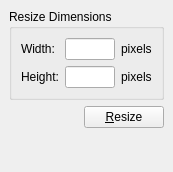
tari/seam-carving-gui, file resizewidget.ui: the form before one commit.
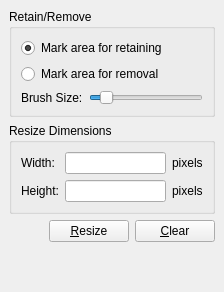
The form after the commit.

The edit to the form file:
```diff
--- a/resizewidget.ui
+++ b/resizewidget.ui
@@ -5,14 +5,14 @@
    <rect>
     <x>0</x>
     <y>0</y>
-    <width>173</width>
-    <height>172</height>
+    <width>224</width>
+    <height>292</height>
    </rect>
   </property>
   <property name="sizePolicy" >
    <sizepolicy>
-    <hsizetype>4</hsizetype>
-    <vsizetype>5</vsizetype>
+    <hsizetype>0</hsizetype>
+    <vsizetype>0</vsizetype>
     <horstretch>0</horstretch>
     <verstretch>0</verstretch>
    </sizepolicy>
@@ -27,20 +27,68 @@
    <property name="spacing" >
     <number>6</number>
    </property>
-   <item row="2" column="0" >
-    <spacer>
-     <property name="orientation" >
-      <enum>Qt::Vertical</enum>
+   <item row="0" column="0" colspan="3" >
+    <widget class="QGroupBox" name="groupBox_2" >
+     <property name="title" >
+      <string>Retain/Remove</string>
      </property>
-     <property name="sizeHint" >
-      <size>
-       <width>20</width>
-       <height>0</height>
-      </size>
-     </property>
-    </spacer>
+     <layout class="QGridLayout" >
+      <property name="margin" >
+       <number>9</number>
+      </property>
+      <property name="spacing" >
+       <number>6</number>
+      </property>
+      <item row="0" column="0" colspan="2" >
+       <widget class="QRadioButton" name="retainRadio" >
+        <property name="text" >
+         <string>Mark area for retaining</string>
+        </property>
+        <property name="checked" >
+         <bool>true</bool>
+        </property>
+       </widget>
+      </item>
+      <item row="1" column="0" colspan="2" >
+       <widget class="QRadioButton" name="removeRadio" >
+        <property name="text" >
+         <string>Mark area for removal</string>
+        </property>
+       </widget>
+      </item>
+      <item row="2" column="0" >
+       <widget class="QLabel" name="label" >
+        <property name="text" >
+         <string>Brush Size:</string>
+        </property>
+       </widget>
+      </item>
+      <item row="2" column="1" >
+       <widget class="QSlider" name="brushSizeSlider" >
+        <property name="minimum" >
+         <number>5</number>
+        </property>
+        <property name="maximum" >
+         <number>100</number>
+        </property>
+        <property name="singleStep" >
+         <number>5</number>
+        </property>
+        <property name="pageStep" >
+         <number>20</number>
+        </property>
+        <property name="value" >
+         <number>15</number>
+        </property>
+        <property name="orientation" >
+         <enum>Qt::Horizontal</enum>
+        </property>
+       </widget>
+      </item>
+     </layout>
+    </widget>
    </item>
-   <item row="0" column="0" colspan="2" >
+   <item row="1" column="0" colspan="3" >
     <widget class="QGroupBox" name="groupBox" >
      <property name="title" >
       <string>Resize Dimensions</string>
@@ -89,26 +137,46 @@
      </layout>
     </widget>
    </item>
-   <item row="1" column="1" >
-    <widget class="QPushButton" name="resizeButton" >
-     <property name="text" >
-      <string>&amp;Resize</string>
-     </property>
-    </widget>
-   </item>
-   <item row="1" column="0" >
+   <item row="2" column="0" >
     <spacer>
      <property name="orientation" >
       <enum>Qt::Horizontal</enum>
      </property>
      <property name="sizeHint" >
       <size>
-       <width>40</width>
+       <width>31</width>
        <height>20</height>
       </size>
      </property>
     </spacer>
    </item>
+   <item row="2" column="1" >
+    <widget class="QPushButton" name="resizeButton" >
+     <property name="text" >
+      <string>&amp;Resize</string>
+     </property>
+    </widget>
+   </item>
+   <item row="2" column="2" >
+    <widget class="QPushButton" name="clearButton" >
+     <property name="text" >
+      <string>&amp;Clear</string>
+     </property>
+    </widget>
+   </item>
+   <item row="3" column="1" >
+    <spacer>
+     <property name="orientation" >
+      <enum>Qt::Vertical</enum>
+     </property>
+     <property name="sizeHint" >
+      <size>
+       <width>20</width>
+       <height>0</height>
+      </size>
+     </property>
+    </spacer>
+   </item>
   </layout>
  </widget>
  <tabstops>
```
